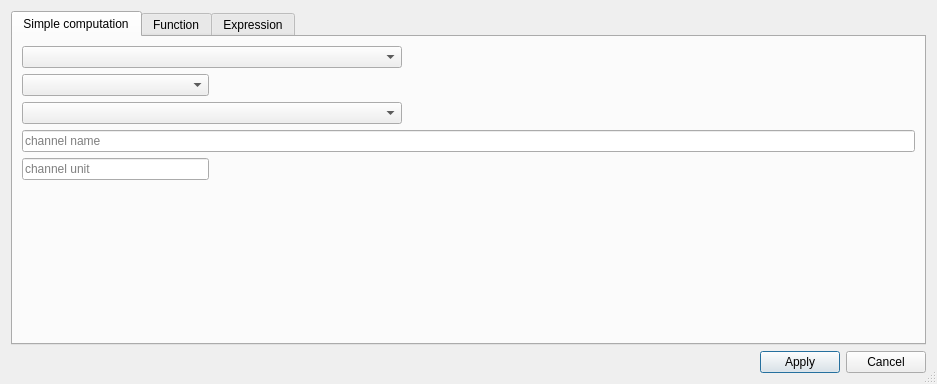
The window that asammdf/gui/ui/define_channel_dialog.ui (danielhrisca/asammdf) describes before a commit, drawn with Qt 5.
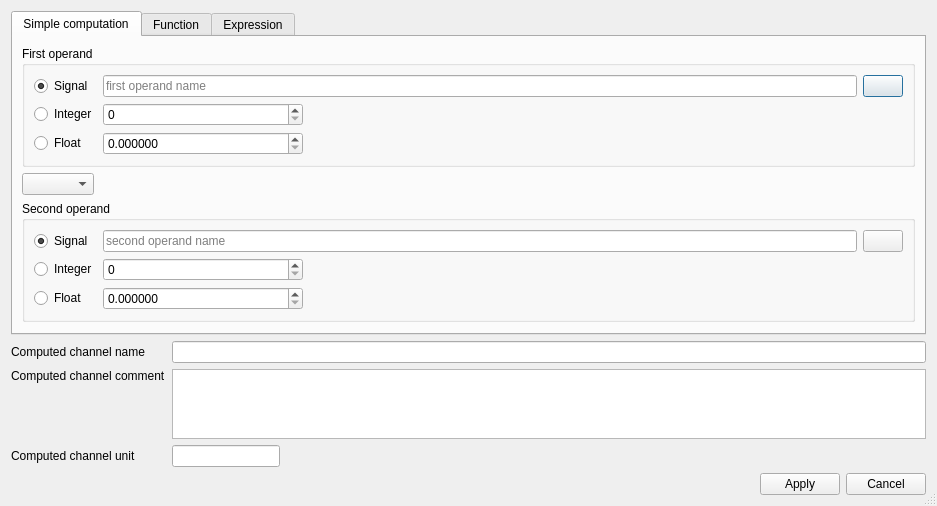
The same window after the commit. The open tabs and pages were chosen to show the change. Icons and pictures are not drawn.

Commit message: use italic font for computed channels simplified dialog for computed channel

What changed in the file:
```diff
--- a/asammdf/gui/ui/define_channel_dialog.ui
+++ b/asammdf/gui/ui/define_channel_dialog.ui
@@ -7,7 +7,7 @@
     <x>0</x>
     <y>0</y>
     <width>937</width>
-    <height>384</height>
+    <height>480</height>
    </rect>
   </property>
   <property name="maximumSize">
@@ -26,35 +26,8 @@
   <property name="sizeGripEnabled">
    <bool>true</bool>
   </property>
-  <layout class="QGridLayout" name="gridLayout">
-   <item row="1" column="1">
-    <widget class="QPushButton" name="apply_btn">
-     <property name="text">
-      <string>Apply</string>
-     </property>
-    </widget>
-   </item>
-   <item row="1" column="2">
-    <widget class="QPushButton" name="cancel_btn">
-     <property name="text">
-      <string>Cancel</string>
-     </property>
-    </widget>
-   </item>
-   <item row="1" column="0">
-    <spacer name="horizontalSpacer_3">
-     <property name="orientation">
-      <enum>Qt::Horizontal</enum>
-     </property>
-     <property name="sizeHint" stdset="0">
-      <size>
-       <width>40</width>
-       <height>20</height>
-      </size>
-     </property>
-    </spacer>
-   </item>
-   <item row="0" column="0" colspan="3">
+  <layout class="QGridLayout" name="gridLayout" columnstretch="0,0,1,0,0">
+   <item row="0" column="0" colspan="5">
     <widget class="QTabWidget" name="tabs">
      <property name="currentIndex">
       <number>1</number>
@@ -63,30 +36,185 @@
       <attribute name="title">
        <string>Simple computation</string>
       </attribute>
-      <layout class="QGridLayout" name="computation_grid_layout" columnstretch="0,0,1,1">
+      <layout class="QGridLayout" name="gridLayout_5" columnstretch="0,1">
+       <item row="0" column="0" colspan="2">
+        <widget class="QGroupBox" name="groupBox">
+         <property name="title">
+          <string>First operand</string>
+         </property>
+         <layout class="QGridLayout" name="gridLayout_4" columnstretch="0,0,1,0">
+          <item row="0" column="0">
+           <widget class="QRadioButton" name="operand1_as_signal">
+            <property name="text">
+             <string>Signal</string>
+            </property>
+            <property name="checked">
+             <bool>true</bool>
+            </property>
+           </widget>
+          </item>
+          <item row="0" column="1" colspan="2">
+           <widget class="QLineEdit" name="operand1_name">
+            <property name="placeholderText">
+             <string>first operand name</string>
+            </property>
+           </widget>
+          </item>
+          <item row="0" column="3">
+           <widget class="QPushButton" name="operand1_search_btn">
+            <property name="text">
+             <string/>
+            </property>
+            <property name="icon">
+             <iconset resource="resource.qrc">
+              <normaloff>:/search.png</normaloff>:/search.png</iconset>
+            </property>
+           </widget>
+          </item>
+          <item row="1" column="0">
+           <widget class="QRadioButton" name="operand1_as_integer">
+            <property name="text">
+             <string>Integer</string>
+            </property>
+           </widget>
+          </item>
+          <item row="1" column="1">
+           <widget class="QSpinBox" name="operand1_integer">
+            <property name="minimumSize">
+             <size>
+              <width>200</width>
+              <height>0</height>
+             </size>
+            </property>
+           </widget>
+          </item>
+          <item row="1" column="2" rowspan="2">
+           <spacer name="horizontalSpacer">
+            <property name="orientation">
+             <enum>Qt::Horizontal</enum>
+            </property>
+            <property name="sizeHint" stdset="0">
+             <size>
+              <width>538</width>
+              <height>20</height>
+             </size>
+            </property>
+           </spacer>
+          </item>
+          <item row="2" column="0">
+           <widget class="QRadioButton" name="operand1_as_float">
+            <property name="text">
+             <string>Float</string>
+            </property>
+           </widget>
+          </item>
+          <item row="2" column="1">
+           <widget class="QDoubleSpinBox" name="operand1_float">
+            <property name="decimals">
+             <number>6</number>
+            </property>
+           </widget>
+          </item>
+         </layout>
+        </widget>
+       </item>
        <item row="1" column="0">
         <widget class="QComboBox" name="op"/>
        </item>
-       <item row="2" column="0" colspan="2">
-        <widget class="QComboBox" name="operand2">
-         <property name="sizeAdjustPolicy">
-          <enum>QComboBox::AdjustToContents</enum>
-         </property>
-        </widget>
-       </item>
        <item row="1" column="1">
-        <spacer name="horizontalSpacer">
+        <spacer name="horizontalSpacer_5">
          <property name="orientation">
           <enum>Qt::Horizontal</enum>
          </property>
          <property name="sizeHint" stdset="0">
           <size>
-           <width>29</width>
+           <width>794</width>
            <height>20</height>
           </size>
          </property>
         </spacer>
        </item>
+       <item row="2" column="0" colspan="2">
+        <widget class="QGroupBox" name="groupBox_2">
+         <property name="title">
+          <string>Second operand</string>
+         </property>
+         <layout class="QGridLayout" name="gridLayout_3" columnstretch="0,0,1,0">
+          <item row="0" column="0">
+           <widget class="QRadioButton" name="operand2_as_signal">
+            <property name="text">
+             <string>Signal</string>
+            </property>
+            <property name="checked">
+             <bool>true</bool>
+            </property>
+           </widget>
+          </item>
+          <item row="0" column="1" colspan="2">
+           <widget class="QLineEdit" name="operand2_name">
+            <property name="placeholderText">
+             <string>second operand name</string>
+            </property>
+           </widget>
+          </item>
+          <item row="0" column="3">
+           <widget class="QPushButton" name="operand2_search_btn">
+            <property name="text">
+             <string/>
+            </property>
+            <property name="icon">
+             <iconset resource="resource.qrc">
+              <normaloff>:/search.png</normaloff>:/search.png</iconset>
+            </property>
+           </widget>
+          </item>
+          <item row="1" column="0">
+           <widget class="QRadioButton" name="operand2_as_integer">
+            <property name="text">
+             <string>Integer</string>
+            </property>
+           </widget>
+          </item>
+          <item row="1" column="1">
+           <widget class="QSpinBox" name="operand2_integer">
+            <property name="minimumSize">
+             <size>
+              <width>200</width>
+              <height>0</height>
+             </size>
+            </property>
+           </widget>
+          </item>
+          <item row="1" column="2">
+           <spacer name="horizontalSpacer_2">
+            <property name="orientation">
+             <enum>Qt::Horizontal</enum>
+            </property>
+            <property name="sizeHint" stdset="0">
+             <size>
+              <width>63</width>
+              <height>20</height>
+             </size>
+            </property>
+           </spacer>
+          </item>
+          <item row="2" column="0">
+           <widget class="QRadioButton" name="operand2_as_float">
+            <property name="text">
+             <string>Float</string>
+            </property>
+           </widget>
+          </item>
+          <item row="2" column="1">
+           <widget class="QDoubleSpinBox" name="operand2_float">
+            <property name="decimals">
+             <number>6</number>
+            </property>
+           </widget>
+          </item>
+         </layout>
+        </widget>
+       </item>
        <item row="5" column="0">
         <spacer name="verticalSpacer">
          <property name="orientation">
@@ -100,65 +228,6 @@
          </property>
         </spacer>
        </item>
-       <item row="0" column="0" colspan="2">
-        <widget class="QComboBox" name="operand1">
-         <property name="minimumSize">
-          <size>
-           <width>380</width>
-           <height>20</height>
-          </size>
-         </property>
-         <property name="sizeAdjustPolicy">
-          <enum>QComboBox::AdjustToContents</enum>
-         </property>
-        </widget>
-       </item>
-       <item row="4" column="2">
-        <spacer name="horizontalSpacer_2">
-         <property name="orientation">
-          <enum>Qt::Horizontal</enum>
-         </property>
-         <property name="sizeHint" stdset="0">
-          <size>
-           <width>92</width>
-           <height>18</height>
-          </size>
-         </property>
-        </spacer>
-       </item>
-       <item row="4" column="0">
-        <widget class="QLineEdit" name="unit">
-         <property name="placeholderText">
-          <string>channel unit</string>
-         </property>
-        </widget>
-       </item>
-       <item row="4" column="3">
-        <spacer name="horizontalSpacer_5">
-         <property name="orientation">
-          <enum>Qt::Horizontal</enum>
-         </property>
-         <property name="sizeHint" stdset="0">
-          <size>
-           <width>40</width>
-           <height>20</height>
-          </size>
-         </property>
-        </spacer>
-       </item>
-       <item row="3" column="0" colspan="4">
-        <widget class="QLineEdit" name="name">
-         <property name="inputMask">
-          <string/>
-         </property>
-         <property name="text">
-          <string/>
-         </property>
-         <property name="placeholderText">
-          <string>channel name</string>
-         </property>
-        </widget>
-       </item>
       </layout>
      </widget>
      <widget class="QWidget" name="tab_2">
@@ -312,6 +381,93 @@
      </widget>
     </widget>
    </item>
+   <item row="5" column="4">
+    <widget class="QPushButton" name="cancel_btn">
+     <property name="text">
+      <string>Cancel</string>
+     </property>
+    </widget>
+   </item>
+   <item row="3" column="0">
+    <widget class="QLabel" name="label_8">
+     <property name="text">
+      <string>Computed channel comment</string>
+     </property>
+     <property name="alignment">
+      <set>Qt::AlignLeading|Qt::AlignLeft|Qt::AlignTop</set>
+     </property>
+    </widget>
+   </item>
+   <item row="3" column="1" colspan="4">
+    <widget class="QPlainTextEdit" name="comment"/>
+   </item>
+   <item row="5" column="3">
+    <widget class="QPushButton" name="apply_btn">
+     <property name="text">
+      <string>Apply</string>
+     </property>
+    </widget>
+   </item>
+   <item row="1" column="0">
+    <widget class="QLabel" name="label_7">
+     <property name="text">
+      <string>Computed channel name</string>
+     </property>
+    </widget>
+   </item>
+   <item row="5" column="2">
+    <spacer name="horizontalSpacer_7">
+     <property name="orientation">
+      <enum>Qt::Horizontal</enum>
+     </property>
+     <property name="sizeHint" stdset="0">
+      <size>
+       <width>40</width>
+       <height>20</height>
+      </size>
+     </property>
+    </spacer>
+   </item>
+   <item row="5" column="1">
+    <spacer name="horizontalSpacer_3">
+     <property name="orientation">
+      <enum>Qt::Horizontal</enum>
+     </property>
+     <property name="sizeHint" stdset="0">
+      <size>
+       <width>40</width>
+       <height>20</height>
+      </size>
+     </property>
+    </spacer>
+   </item>
+   <item row="1" column="1" colspan="4">
+    <widget class="QLineEdit" name="name">
+     <property name="inputMask">
+      <string/>
+     </property>
+     <property name="text">
+      <string/>
+     </property>
+     <property name="placeholderText">
+      <string/>
+     </property>
+    </widget>
+   </item>
+   <item row="4" column="0">
+    <widget class="QLabel" name="label_6">
+     <property name="text">
+      <string>Computed channel unit</string>
+     </property>
+    </widget>
+   </item>
+   <item row="4" column="1">
+    <widget class="QLineEdit" name="unit">
+     <property name="placeholderText">
+      <string/>
+     </property>
+    </widget>
+   </item>
   </layout>
  </widget>
  <resources>
```
Left out of the diff: 150 changed lines with no effect on the pictures. The commit also changes 9 other files.
